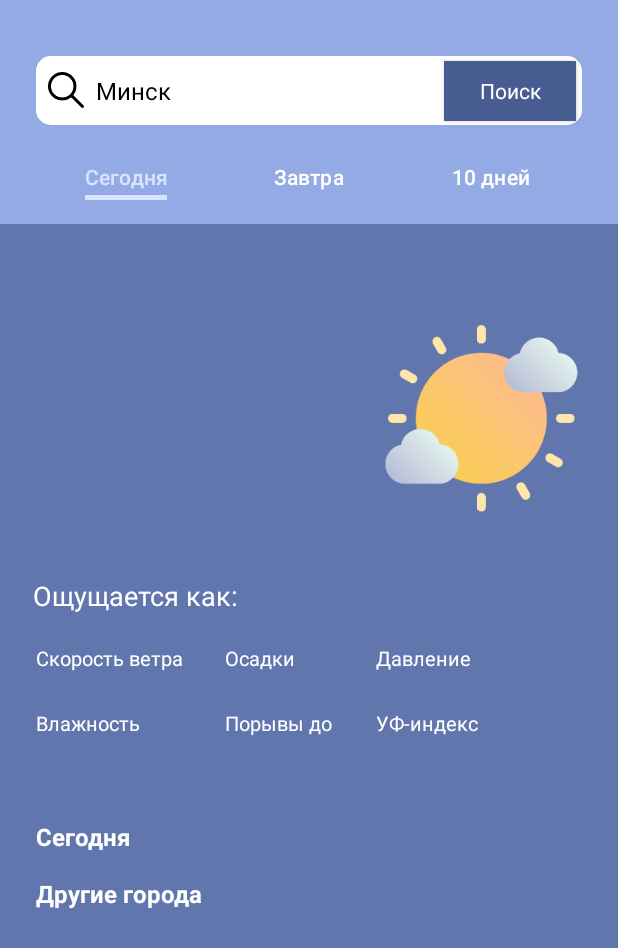
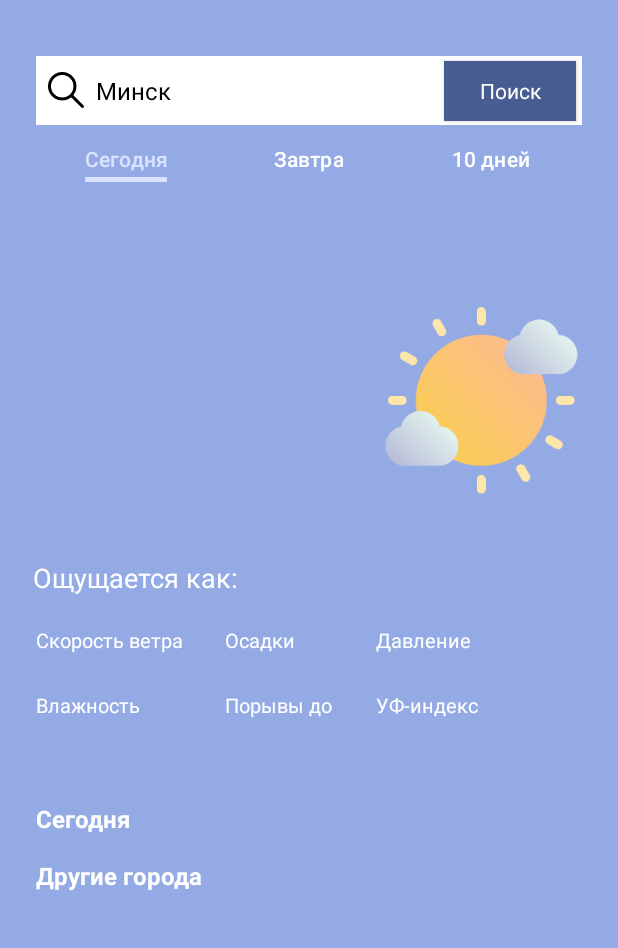
Before and after one commit to Alex2004c/WeatherApp, an Android app: the screen it shows after launch (MainActivity), on a phone screen of 412 x 824 dp. Shown: the top 948 px of the screen. Run offline under Robolectric (Android 15) with nearby library versions, the phone set to English and light mode, and no system bars; libraries missing offline, so code that uses them is left out: com.ismaeldivita.chipnavigation; pictures from the network do not load; 1 statement that could not run was skipped.

Commit message:
design end

```diff
--- a/app/src/main/res/drawable/light_green_bg.xml
+++ b/app/src/main/res/drawable/light_green_bg.xml
@@ -3,7 +3,7 @@
 <item>
     <shape android:shape="rectangle">
         <corners android:radius="0dp"/>
-        <solid android:color="@color/lightGreen"/>
+        <solid android:color="@color/blue10"/>
     </shape>
 </item>
 </selector>
--- a/app/src/main/res/drawable/white_full_corner.xml
+++ b/app/src/main/res/drawable/white_full_corner.xml
@@ -3,7 +3,7 @@
 <item>
     <shape android:shape="rectangle">
         <solid android:color="@color/white"/>
-        <corners android:radius="10dp"/>
+
     </shape>
 </item>
 </selector>
--- a/app/src/main/res/layout/activity_main.xml
+++ b/app/src/main/res/layout/activity_main.xml
@@ -32,7 +32,7 @@
         <LinearLayout
             android:id="@+id/linearLayout1"
             android:layout_width="match_parent"
-            android:layout_height="102dp"
+            android:layout_height="90dp"
             android:background="@color/material_dynamic_primary70"
             android:orientation="vertical">
 
@@ -119,8 +119,7 @@
                 android:layout_width="match_parent"
                 android:layout_height="0dp"
                 android:layout_marginTop="16dp"
-                android:layout_weight="1"
-                android:background="@android:color/system_palette_key_color_primary_dark" />
+                android:layout_weight="1" />
         </LinearLayout>
     </LinearLayout>
 </androidx.constraintlayout.widget.ConstraintLayout>
--- a/app/src/main/res/values/colors.xml
+++ b/app/src/main/res/values/colors.xml
@@ -5,5 +5,6 @@
     <color name="green">#083139</color>
     <color name="lightGreen">#2d525a</color>
     <color name="blue">#2196F3</color>
+    <color name="blue10">#6651A0FD</color>
     <color name="orange">#FF5722</color>
 </resources>
```
